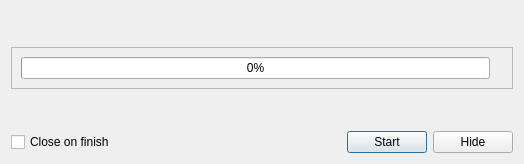
The window that eiskaltdcpp/ui/UIHashProgressDialog.ui (eiskaltdcpp/eiskaltdcpp) describes before a commit, drawn with Qt 5.
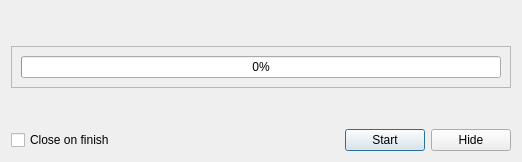
The same window after the commit.

Commit message: more fixes for hash dialog

```diff
--- a/eiskaltdcpp/ui/UIHashProgressDialog.ui
+++ b/eiskaltdcpp/ui/UIHashProgressDialog.ui
@@ -9,8 +9,8 @@
    <rect>
     <x>0</x>
     <y>0</y>
-    <width>524</width>
-    <height>164</height>
+    <width>522</width>
+    <height>162</height>
    </rect>
   </property>
   <property name="contextMenuPolicy">
@@ -88,13 +88,6 @@
         </property>
        </widget>
       </item>
-      <item row="1" column="1">
-       <widget class="QLabel" name="left">
-        <property name="text">
-         <string/>
-        </property>
-       </widget>
-      </item>
      </layout>
     </widget>
    </item>
```
The commit also changes 2 other files.
